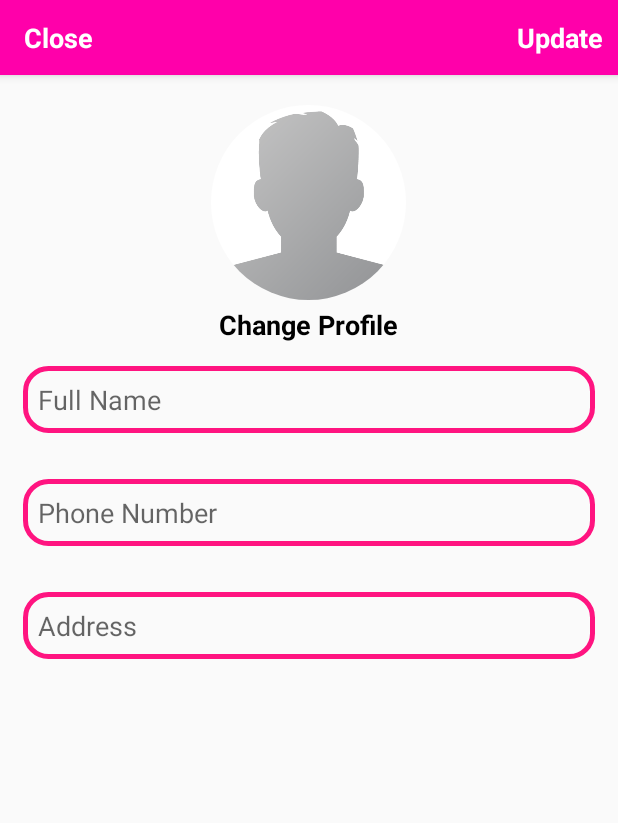
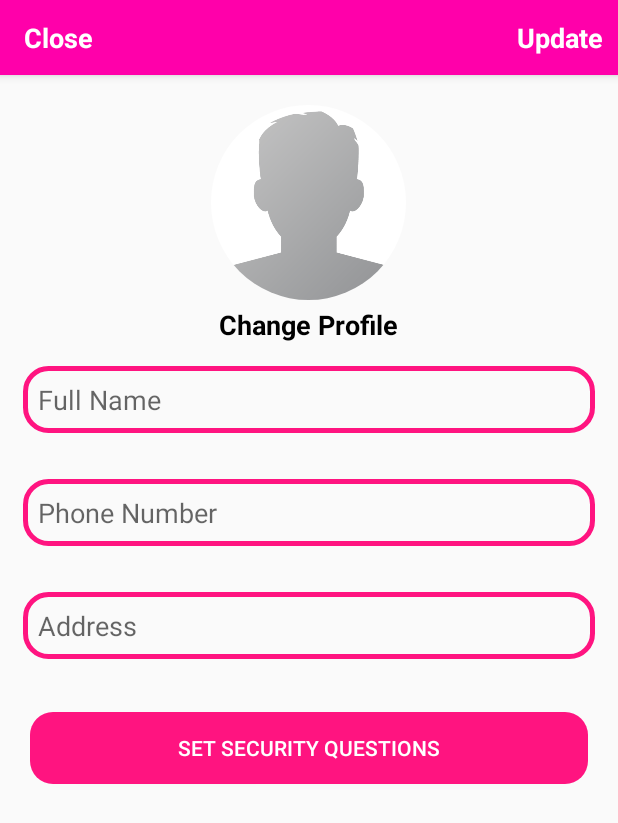
Before and after one commit to woupyie/Thrifty, an Android app: the SettingsActivity screen opened directly, with no data from a screen before it, on a phone screen of 412 x 824 dp. Shown: the top 823 px of the screen. Run offline under Robolectric (Android 15) with nearby library versions, the phone set to English and light mode, and no system bars; our stand-ins replace CircleImageView, Firebase (no records; nobody signed in at launch, a user with empty details on screens opened directly), Picasso; libraries missing offline, so code that uses them is left out: com.theartofdev.edmodo; 2 statements that could not run were skipped.

```diff
--- a/app/src/main/java/com/woupyie/thrifty/SettingsActivity.java
+++ b/app/src/main/java/com/woupyie/thrifty/SettingsActivity.java
@@ -11,6 +11,7 @@ import android.net.Uri;
 import android.os.Bundle;
 import android.text.TextUtils;
 import android.view.View;
+import android.widget.Button;
 import android.widget.EditText;
 import android.widget.TextView;
 import android.widget.Toast;
@@ -39,6 +40,7 @@ public class SettingsActivity extends AppCompatActivity {
     private CircleImageView profileImageView;
     private EditText fullNameEditText, userPhoneEditText, addressEditText;
     private TextView profileChangeTextBtn, closeTextBtn, saveTextBtn;
+    private Button securityQuestionsBtn;
 
     private Uri imageUri;
     private  String myUrl;
@@ -60,6 +62,7 @@ public class SettingsActivity extends AppCompatActivity {
         profileChangeTextBtn = findViewById(R.id.user_profile_image_change_btn);
         closeTextBtn = findViewById(R.id.close_settings_btn);
         saveTextBtn = findViewById(R.id.update_account_settings_btn);
+        securityQuestionsBtn = findViewById(R.id.security_questions_button);
 
         userInfoDisplay(profileImageView, fullNameEditText, userPhoneEditText,addressEditText);
 
@@ -67,6 +70,15 @@ public class SettingsActivity extends AppCompatActivity {
             @Override
             public void onClick(View v) {
                 finish();
+            }
+        });
+
+        securityQuestionsBtn.setOnClickListener(new View.OnClickListener() {
+            @Override
+            public void onClick(View v) {
+                Intent intent = new Intent(SettingsActivity.this, ResetPasswordActivity.class);
+                intent.putExtra("Settings", "check");
+                startActivity(intent);
             }
         });
 
--- a/app/src/main/res/layout/activity_settings.xml
+++ b/app/src/main/res/layout/activity_settings.xml
@@ -103,4 +103,15 @@
         android:padding="10dp"
         android:background="@drawable/input_design"/>
 
+    <Button
+        android:id="@+id/security_questions_button"
+        android:layout_width="match_parent"
+        android:layout_height="wrap_content"
+        android:layout_below="@+id/settings_address"
+        android:text="Set Security Questions"
+        android:textColor="@android:color/white"
+        android:layout_margin="20dp"
+        android:padding="10dp"
+        android:background="@drawable/buttons"/>
+
 </RelativeLayout>
```
Also changed, not shown: app/src/main/java/com/woupyie/thrifty/LoginActivity.java (+11 -0 lines), app/src/main/java/com/woupyie/thrifty/ResetPasswordActivity.java (+16 -0 lines), app/src/main/res/layout/activity_reset_password.xml (+78 -0 lines).
